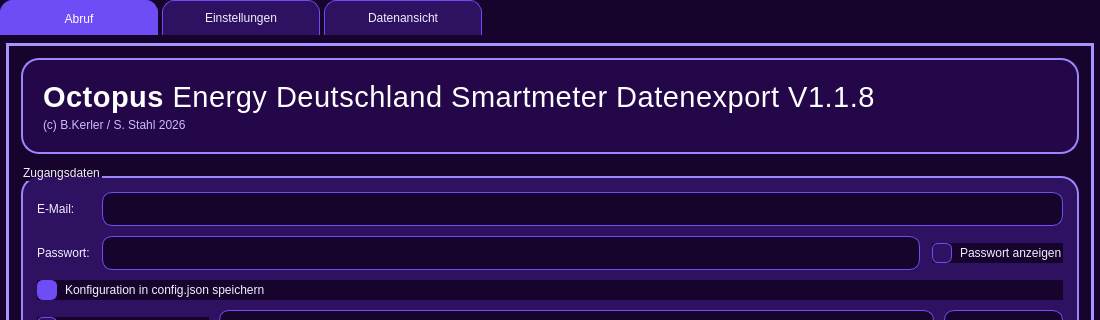
Before: the Qt Designer form octopusdetool/octopusdetool_gui.ui in bkerler/octopusdetool, drawn with Qt 5; both pictures show x 0 to 1100 and y 0 to 320 of the 1100 by 860 pixel window.
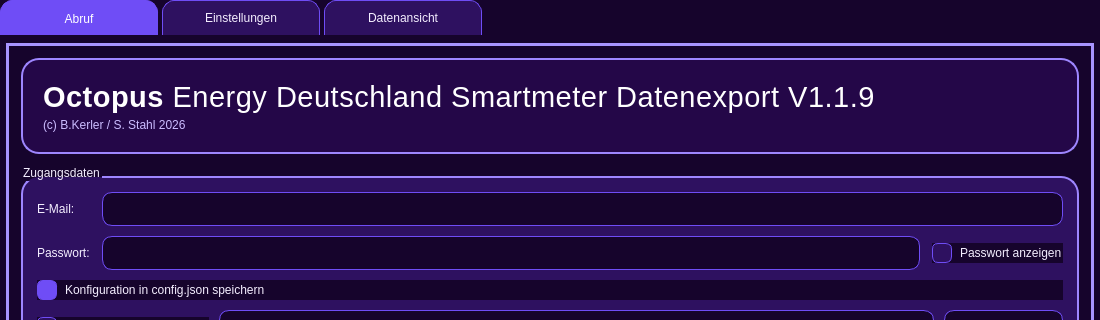
After: the same form once the commit is applied.

```diff
--- a/octopusdetool/octopusdetool_gui.ui
+++ b/octopusdetool/octopusdetool_gui.ui
@@ -532,7 +532,7 @@
               <item>
                <widget class="QLabel" name="heroTitleLabel">
                 <property name="text">
-                 <string>&lt;html&gt;&lt;head/&gt;&lt;body&gt;&lt;p&gt;&lt;span style=&quot;font-family:'Ubuntu Sans'; font-size:22pt; font-weight:700; color:#ffffff;&quot;&gt;Octopus&lt;/span&gt;&lt;span style=&quot;font-family:'Ubuntu Sans'; font-size:22pt; font-weight:300; color:#ffffff;&quot;&gt; Energy Deutschland Smartmeter Datenexport V1.1.8&lt;/span&gt;&lt;/p&gt;&lt;/body&gt;&lt;/html&gt;</string>
+                 <string>&lt;html&gt;&lt;head/&gt;&lt;body&gt;&lt;p&gt;&lt;span style=&quot;font-family:'Ubuntu Sans'; font-size:22pt; font-weight:700; color:#ffffff;&quot;&gt;Octopus&lt;/span&gt;&lt;span style=&quot;font-family:'Ubuntu Sans'; font-size:22pt; font-weight:300; color:#ffffff;&quot;&gt; Energy Deutschland Smartmeter Datenexport V1.1.9&lt;/span&gt;&lt;/p&gt;&lt;/body&gt;&lt;/html&gt;</string>
                 </property>
                 <property name="wordWrap">
                  <bool>true</bool>
```
Left out of the diff: 4 changed lines with no effect on the pictures.
